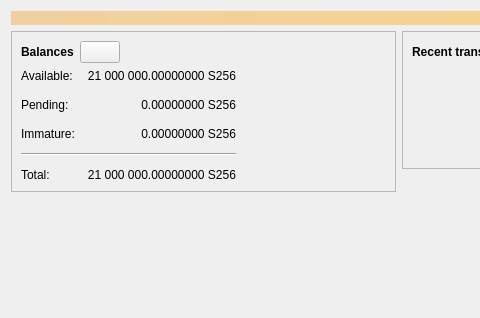
sha256coin/s256-core, file src/qt/forms/overviewpage.ui: the form before one commit; both pictures show x 0 to 480 and y 0 to 318 of the 798 by 318 pixel window.
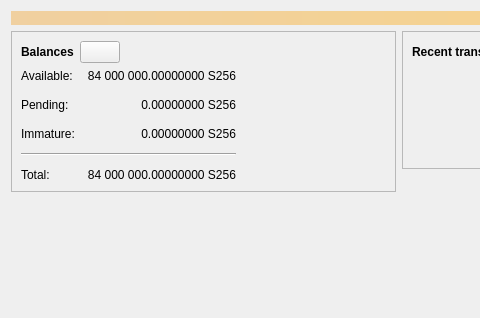
The form after the commit. Icons and pictures are not drawn. Custom widgets are drawn as their Qt base class.

Commit message:
qt: show 84M in the overview balance placeholders
The design-time placeholder text of the total and spendable balance labels
used Bitcoin's 21M. It is replaced at runtime, but it is the widest value
the labels are laid out for; use S256's 84M MAX_MONEY
(src/consensus/amount.h). Cosmetic.

Diff of the .ui file:
```diff
--- a/src/qt/forms/overviewpage.ui
+++ b/src/qt/forms/overviewpage.ui
@@ -192,7 +192,7 @@
                <string>Your current total balance</string>
               </property>
               <property name="text">
-               <string notr="true">21 000 000.00000000 S256</string>
+               <string notr="true">84 000 000.00000000 S256</string>
               </property>
               <property name="alignment">
                <set>Qt::AlignRight|Qt::AlignTrailing|Qt::AlignVCenter</set>
@@ -218,7 +218,7 @@
                <string>Your current spendable balance</string>
               </property>
               <property name="text">
-               <string notr="true">21 000 000.00000000 S256</string>
+               <string notr="true">84 000 000.00000000 S256</string>
               </property>
               <property name="alignment">
                <set>Qt::AlignRight|Qt::AlignTrailing|Qt::AlignVCenter</set>
```
